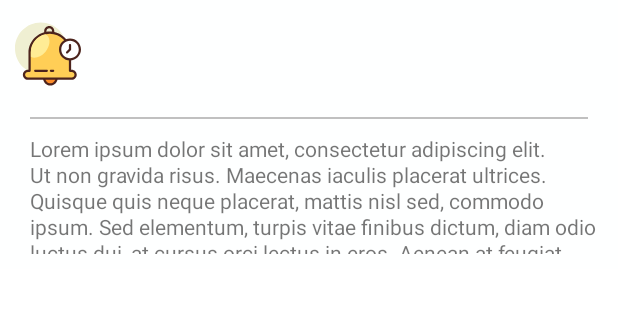
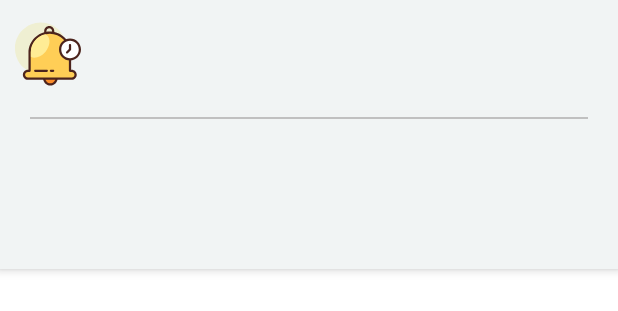
Before and after one commit to sunny52525/realm-notes-and-reminder-app, an Android app: the layout each_note_rv.xml on its own in the app's theme, with its tools: preview values and no code run, on a phone screen of 412 x 824 dp. Shown: the top 311 px of the screen. Run offline under Robolectric (Android 15) with nearby library versions, the phone set to English and light mode, and no system bars.

Commit message:
night mode

```diff
--- a/app/src/main/res/layout/activity_new_note.xml
+++ b/app/src/main/res/layout/activity_new_note.xml
@@ -15,7 +15,7 @@
         android:background="@color/transparent"
         app:icon="@drawable/ic_left_arrow"
         app:iconSize="@dimen/icon_size_back"
-        app:iconTint="@color/black"
+        app:iconTint="@color/blackOrWhite"
         app:layout_constraintStart_toStartOf="parent"
         app:layout_constraintTop_toTopOf="parent">
 
@@ -30,12 +30,14 @@
         android:layout_marginEnd="30dp"
         android:background="@null"
         android:hint="Title"
-        android:textColor="@color/black"
+        android:shadowColor="@color/blackOrWhite"
+        app:met_textColorHint="@color/rvTextColor"
         android:textSize="20sp"
         app:layout_constraintEnd_toEndOf="parent"
         app:layout_constraintStart_toStartOf="parent"
         app:layout_constraintTop_toBottomOf="@+id/back_new_note"
         app:met_hideUnderline="true"
+        app:met_textColor="@color/blackOrWhite"
         app:met_underlineColor="@color/transparent" />
 
     <com.google.android.material.textview.MaterialTextView
--- a/app/src/main/res/layout/each_note_rv.xml
+++ b/app/src/main/res/layout/each_note_rv.xml
@@ -4,7 +4,9 @@
     xmlns:tools="http://schemas.android.com/tools"
     android:layout_width="match_parent"
     android:layout_height="wrap_content"
-    android:background="#FEFFFF"
+    android:elevation="4dp"
+    android:background="@color/rvBackground"
+    android:layout_marginBottom="16dp"
     android:orientation="vertical">
 
     <ImageView
@@ -35,25 +37,28 @@
             android:id="@+id/note_title"
             android:layout_width="match_parent"
             android:layout_height="32dp"
+
             android:autoSizeTextType="uniform"
             android:fontFamily="cursive"
             android:paddingStart="10dp"
-            android:textColor="@color/black" />
+            android:textColor="@color/blackOrWhite" />
 
         <com.google.android.material.textview.MaterialTextView
             android:id="@+id/note_date"
             android:layout_width="match_parent"
 
             android:layout_height="wrap_content"
+
             android:autoSizeTextType="uniform"
             android:maxHeight="16dp"
+            android:textColor="@color/rvTextColor"
             android:paddingStart="10dp"
             />
 
         <com.google.android.material.textview.MaterialTextView
             android:id="@+id/note_time"
             android:layout_width="match_parent"
-
+            android:textColor="@color/rvTextColor"
             android:layout_height="16dp"
             android:autoSizeTextType="uniform"
             android:paddingStart="10dp"
@@ -77,11 +82,11 @@
         android:layout_height="100dp"
        android:paddingStart="20dp"
         android:paddingEnd="10dp"
+        android:textColor="@color/rvTextColor"
         android:paddingTop="10dp"
         android:lineHeight="17sp"
         android:paddingBottom="10dp"
         app:layout_constraintBottom_toBottomOf="parent"
-        android:text="@string/lorem"
         app:layout_constraintTop_toBottomOf="@+id/view"
         app:layout_constraintVertical_bias="0.0"
         tools:layout_editor_absoluteX="0dp">
--- /dev/null
+++ b/app/src/main/res/values-night/colors.xml
@@ -0,0 +1,9 @@
+<?xml version="1.0" encoding="utf-8"?>
+<resources>
+    <color name="blackOrWhite">#FFFFFF</color>
+    <color name="whiteOrBlack">#000000</color>
+
+    <color name="rvBackground">#313333</color>
+    <color name="rvTextColor">#D3CFCF</color>
+    <color name="searchBarColor">#C4CACF</color>
+</resources>
--- a/app/src/main/res/values-night/themes.xml
+++ b/app/src/main/res/values-night/themes.xml
@@ -3,10 +3,10 @@
     <style name="Theme.RealmNotesApp" parent="Theme.MaterialComponents.DayNight.NoActionBar">
         <!-- Primary brand color. -->
         <item name="colorPrimary">@color/purple_200</item>
-        <item name="colorPrimaryVariant">@color/purple_700</item>
+        <item name="colorPrimaryVariant">@color/black</item>
         <item name="colorOnPrimary">@color/black</item>
         <!-- Secondary brand color. -->
-        <item name="colorSecondary">@color/teal_200</item>
+        <item name="colorSecondary">#6173EE</item>
         <item name="colorSecondaryVariant">@color/teal_200</item>
         <item name="colorOnSecondary">@color/black</item>
         <!-- Status bar color. -->
--- a/app/src/main/res/values/colors.xml
+++ b/app/src/main/res/values/colors.xml
@@ -8,4 +8,9 @@
     <color name="black">#FF000000</color>
     <color name="white">#FFFFFFFF</color>
     <color name="purple">#5F70DF</color>
+    <color name="blackOrWhite">#FF000000</color>
+    <color name="whiteOrBlack">#FFFFFF</color>
+    <color name="rvBackground">#F1F4F4</color>
+    <color name="rvTextColor">#5E5C5C</color>
+    <color name="searchBarColor">#F0F1F2</color>
 </resources>
```
Also changed, not shown: app/src/main/java/org/shaun/realmnotesapp/adapters/NotesAdapter.kt (+14 -12 lines), app/src/main/res/layout/activity_main.xml (+6 -3 lines).
